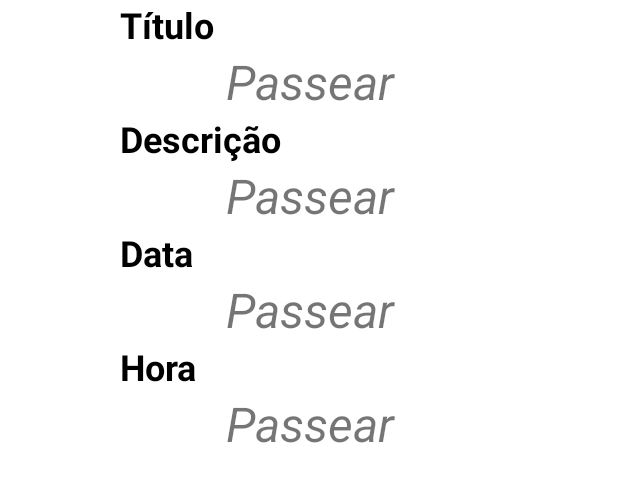
After one commit to A1lexandre/ToDoList_App, an Android app: the layout fragment_task_detail.xml on its own in the app's theme, with its tools: preview values and no code run, on a phone screen of 412 x 824 dp. The commit adds this screen. Shown: the top 482 px of the screen. Run offline under Robolectric (Android 15) with nearby library versions, the phone set to English and light mode, and no system bars.

Commit message:
Task Detail

```diff
--- a/app/src/main/java/com/android/todolist/ui/AddTaskActivity.kt
+++ b/app/src/main/java/com/android/todolist/ui/AddTaskActivity.kt
@@ -104,6 +104,10 @@ class AddTaskActivity : AppCompatActivity() {
 
             finish()
         }
+
+        binding.tlTitle.setNavigationOnClickListener {
+            finish()
+        }
     }
 
     private fun populateForm(task: Task) {
--- a/app/src/main/java/com/android/todolist/ui/MainActivity.kt
+++ b/app/src/main/java/com/android/todolist/ui/MainActivity.kt
@@ -7,7 +7,7 @@ import android.view.View
 import androidx.activity.result.ActivityResultLauncher
 import androidx.activity.result.contract.ActivityResultContracts
 import com.android.todolist.databinding.ActivityMainBinding
-import com.android.todolist.datasource.TaskDataSource
+import com.android.todolist.databinding.FragmentTaskDetailBinding
 import com.android.todolist.model.Task
 import com.android.todolist.repository.TaskRepository
 import kotlinx.coroutines.Dispatchers
@@ -53,6 +53,14 @@ class MainActivity : AppCompatActivity() {
                 }
             }
         }
+
+        taskAdapter.showTaskDetailClick = {
+            val fragment = TaskDetailFragment()
+            fragment.arguments = Bundle().apply {
+                putParcelable(TASK, it)
+            }
+            fragment.show(supportFragmentManager, null)
+        }
     }
 
     private fun updateList() {
--- a/app/src/main/java/com/android/todolist/ui/TaskAdapter.kt
+++ b/app/src/main/java/com/android/todolist/ui/TaskAdapter.kt
@@ -14,6 +14,7 @@ class TaskAdapter: ListAdapter<Task, TaskAdapter.TaskViewHolder>(DiffCallback())
 
     var editListener: (Task) -> Unit = {}
     var deleteListener: (Task) -> Unit = {}
+    var showTaskDetailClick: (Task) -> Unit = {}
 
     inner class TaskViewHolder(private val binding: TaskListItemBinding): RecyclerView.ViewHolder(binding.root) {
         fun bind(task: Task) {
@@ -22,6 +23,9 @@ class TaskAdapter: ListAdapter<Task, TaskAdapter.TaskViewHolder>(DiffCallback())
                 binding.tvTaskTime.text = "${it.date} ${it.time}"
                 binding.manageTaskMenu.setOnClickListener {
                     showPopup(task)
+                }
+                binding.root.setOnClickListener {
+                    showTaskDetailClick(task)
                 }
             }
         }
--- /dev/null
+++ b/app/src/main/java/com/android/todolist/ui/TaskDetailFragment.kt
@@ -0,0 +1,29 @@
+package com.android.todolist.ui
+
+import android.os.Bundle
+import android.view.LayoutInflater
+import android.view.View
+import android.view.ViewGroup
+import com.android.todolist.databinding.FragmentTaskDetailBinding
+import com.android.todolist.model.Task
+import com.android.todolist.ui.MainActivity.Companion.TASK
+import com.google.android.material.bottomsheet.BottomSheetDialogFragment
+
+class TaskDetailFragment: BottomSheetDialogFragment() {
+
+    private lateinit var binding: FragmentTaskDetailBinding
+
+    override fun onCreateView(inflater: LayoutInflater, container: ViewGroup?, savedInstanceState: Bundle?): View? {
+        binding = FragmentTaskDetailBinding.inflate(layoutInflater)
+        return binding.root
+    }
+
+    override fun onViewCreated(view: View, savedInstanceState: Bundle?) {
+        arguments?.getParcelable<Task>(TASK)?.let {
+            binding.tvTtitle.text = if(it.title == "") "Não informado" else it.title
+            binding.tvTdesc.text = if(it.description == "") "Não informado" else it.description
+            binding.tvTdate.text = if(it.date == "") "Não informado" else it.date
+            binding.tvTtime.text = if(it.time == "") "Não informado" else it.time
+        }
+    }
+}
--- /dev/null
+++ b/app/src/main/res/drawable/icon_delete.xml
@@ -0,0 +1,10 @@
+<vector xmlns:android="http://schemas.android.com/apk/res/android"
+    android:width="24dp"
+    android:height="24dp"
+    android:viewportWidth="24"
+    android:viewportHeight="24"
+    android:tint="?attr/colorControlNormal">
+  <path
+      android:fillColor="@android:color/white"
+      android:pathData="M6,19c0,1.1 0.9,2 2,2h8c1.1,0 2,-0.9 2,-2V7H6v12zM19,4h-3.5l-1,-1h-5l-1,1H5v2h14V4z"/>
+</vector>
--- /dev/null
+++ b/app/src/main/res/layout/fragment_task_detail.xml
@@ -0,0 +1,122 @@
+<?xml version="1.0" encoding="utf-8"?>
+<ScrollView xmlns:android="http://schemas.android.com/apk/res/android"
+    android:layout_width="match_parent"
+    android:layout_height="match_parent"
+    xmlns:app="http://schemas.android.com/apk/res-auto"
+    xmlns:tools="http://schemas.android.com/tools">
+
+    <androidx.constraintlayout.widget.ConstraintLayout
+        android:layout_width="match_parent"
+        android:layout_height="match_parent">
+
+    <androidx.appcompat.widget.AppCompatTextView
+        android:id="@+id/title_label"
+        android:layout_width="0dp"
+        android:layout_height="wrap_content"
+        android:text="@string/title_label"
+        android:textSize="24sp"
+        android:textStyle="bold"
+        android:textColor="@color/black"
+        app:layout_constraintStart_toStartOf="parent"
+        app:layout_constraintEnd_toEndOf="parent"
+        app:layout_constraintBottom_toTopOf="@id/tv_ttitle"
+        android:layout_marginStart="80dp"
+        />
+
+    <androidx.appcompat.widget.AppCompatTextView
+        android:id="@+id/tv_ttitle"
+        android:layout_width="0dp"
+        android:layout_height="wrap_content"
+        tools:text="Passear"
+        android:textStyle="italic"
+        android:textSize="32sp"
+        app:layout_constraintTop_toBottomOf="@id/title_label"
+        app:layout_constraintStart_toStartOf="parent"
+        app:layout_constraintEnd_toEndOf="parent"
+        android:textAlignment="center"
+        />
+
+    <androidx.appcompat.widget.AppCompatTextView
+        android:id="@+id/desc_label"
+        android:layout_width="0dp"
+        android:layout_height="wrap_content"
+        android:text="@string/description_label"
+        android:textSize="24sp"
+        android:textStyle="bold"
+        android:textColor="@color/black"
+        app:layout_constraintStart_toStartOf="parent"
+        app:layout_constraintTop_toBottomOf="@id/tv_ttitle"
+        app:layout_constraintEnd_toEndOf="parent"
+        android:layout_marginStart="80dp"
+        />
+
+    <androidx.appcompat.widget.AppCompatTextView
+        android:id="@+id/tv_tdesc"
+        android:layout_width="0dp"
+        android:layout_height="wrap_content"
+        tools:text="Passear"
+        android:textStyle="italic"
+        android:textSize="32sp"
+        app:layout_constraintTop_toBottomOf="@id/desc_label"
+        app:layout_constraintStart_toStartOf="parent"
+        app:layout_constraintEnd_toEndOf="parent"
+        android:textAlignment="center"
+        />
+
+    <androidx.appcompat.widget.AppCompatTextView
+        android:id="@+id/date_label"
+        android:layout_width="0dp"
+        android:layout_height="wrap_content"
+        android:text="@string/date_label"
+        android:textSize="24sp"
+        android:textStyle="bold"
+        android:textColor="@color/black"
+        app:layout_constraintStart_toStartOf="parent"
+        app:layout_constraintTop_toBottomOf="@id/tv_tdesc"
+        app:layout_constraintEnd_toEndOf="parent"
+        android:layout_marginStart="80dp"
+        />
+
+    <androidx.appcompat.widget.AppCompatTextView
+        android:id="@+id/tv_tdate"
+        android:layout_width="0dp"
+        android:layout_height="wrap_content"
+        tools:text="Passear"
+        android:textStyle="italic"
+        android:textSize="32sp"
+        app:layout_constraintTop_toBottomOf="@id/date_label"
+        app:layout_constraintStart_toStartOf="parent"
+        app:layout_constraintEnd_toEndOf="parent"
+        android:textAlignment="center"
+        />
+
+    <androidx.appcompat.widget.AppCompatTextView
+        android:id="@+id/time_label"
+        android:layout_width="0dp"
+        android:layout_height="wrap_content"
+        android:text="@string/hour_label"
+        android:textSize="24sp"
+        android:textStyle="bold"
+        android:textColor="@color/black"
+        app:layout_constraintStart_toStartOf="parent"
+        app:layout_constraintTop_toBottomOf="@id/tv_tdate"
+        app:layout_constraintEnd_toEndOf="parent"
+        android:layout_marginStart="80dp"
+        />
+
+    <androidx.appcompat.widget.AppCompatTextView
+        android:id="@+id/tv_ttime"
+        android:layout_width="0dp"
+        android:layout_height="wrap_content"
+        tools:text="Passear"
+        android:textStyle="italic"
+        android:textSize="32sp"
+        app:layout_constraintTop_toBottomOf="@id/time_label"
+        app:layout_constraintStart_toStartOf="parent"
+        app:layout_constraintEnd_toEndOf="parent"
+        android:textAlignment="center"
+        />
+
+    </androidx.constraintlayout.widget.ConstraintLayout>
+
+</ScrollView>
--- /dev/null
+++ b/app/src/main/res/menu/delete_tasks_menu.xml
@@ -0,0 +1,8 @@
+<?xml version="1.0" encoding="utf-8"?>
+<menu xmlns:android="http://schemas.android.com/apk/res/android"
+    xmlns:app="http://schemas.android.com/apk/res-auto">
+    <item android:id="@+id/action_delete"
+        android:title="@string/delete_label"
+        android:icon="@drawable/icon_delete"
+        app:showAsAction="always"/>
+</menu>
```
